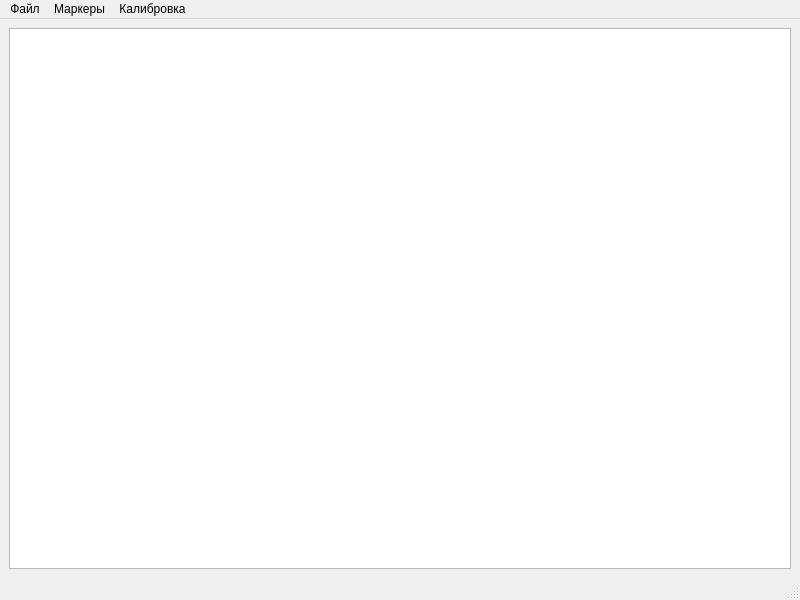
Before: the Qt Designer form mainwindow.ui in layxproud/QAruCo, drawn with Qt 5.
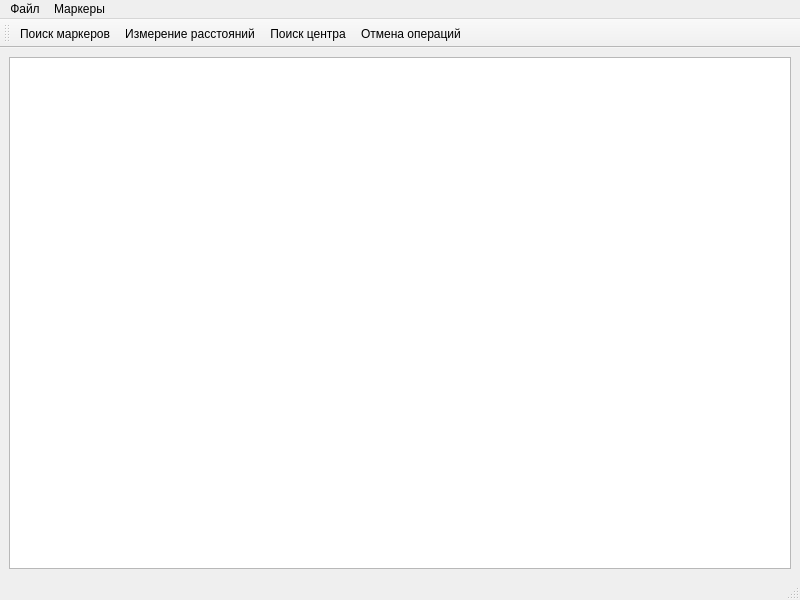
After: the same form once the commit is applied. Icons and pictures are not drawn.

Patch:
```diff
--- a/mainwindow.ui
+++ b/mainwindow.ui
@@ -54,18 +54,27 @@
     <addaction name="detectMarkersAction"/>
     <addaction name="calculateDistanceAction"/>
     <addaction name="findCenterAction"/>
-   </widget>
-   <widget class="QMenu" name="calibrationMenu">
-    <property name="title">
-     <string>Калибровка</string>
-    </property>
-    <addaction name="calibrateAction"/>
+    <addaction name="cancelOperationsAction"/>
    </widget>
    <addaction name="fileMenu"/>
    <addaction name="markersMenu"/>
-   <addaction name="calibrationMenu"/>
   </widget>
   <widget class="QStatusBar" name="statusbar"/>
+  <widget class="QToolBar" name="toolBar">
+   <property name="windowTitle">
+    <string>toolBar</string>
+   </property>
+   <attribute name="toolBarArea">
+    <enum>TopToolBarArea</enum>
+   </attribute>
+   <attribute name="toolBarBreak">
+    <bool>false</bool>
+   </attribute>
+   <addaction name="detectMarkersAction"/>
+   <addaction name="calculateDistanceAction"/>
+   <addaction name="findCenterAction"/>
+   <addaction name="cancelOperationsAction"/>
+  </widget>
   <action name="cameraInfoAction">
    <property name="text">
     <string>Список камер</string>
@@ -94,7 +103,10 @@
     <bool>true</bool>
    </property>
    <property name="text">
-    <string>Расстояния</string>
+    <string>Измерение расстояний</string>
+   </property>
+   <property name="toolTip">
+    <string>Поиск расстояний до маркеров</string>
    </property>
   </action>
   <action name="findCenterAction">
@@ -102,12 +114,27 @@
     <bool>true</bool>
    </property>
    <property name="text">
-    <string>Центр</string>
+    <string>Поиск центра</string>
    </property>
   </action>
   <action name="calibrateAction">
    <property name="text">
-    <string>Запуск калибровки</string>
+    <string>Параметры маркеров</string>
+   </property>
+   <property name="toolTip">
+    <string>Настройка параметров маркеров</string>
+   </property>
+  </action>
+  <action name="cancelOperationsAction">
+   <property name="icon">
+    <iconset resource="res.qrc">
+     <normaloff>:/icons/icons/cancel.png</normaloff>:/icons/icons/cancel.png</iconset>
+   </property>
+   <property name="text">
+    <string>Отмена операций</string>
+   </property>
+   <property name="toolTip">
+    <string>Отменяет все текущие задачи</string>
    </property>
   </action>
  </widget>
```
Left out of the diff: 25 changed lines with no effect on the pictures.
